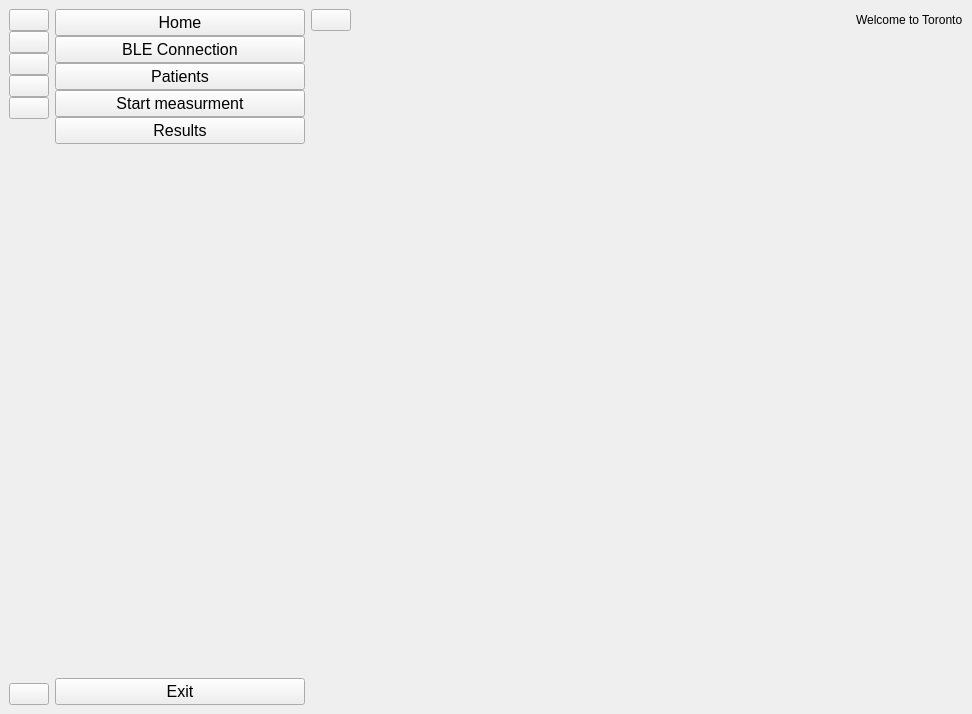
Before: the Qt Designer form package/main_app/gui.ui in ljengic/BLE_desktop_application, drawn with Qt 5.
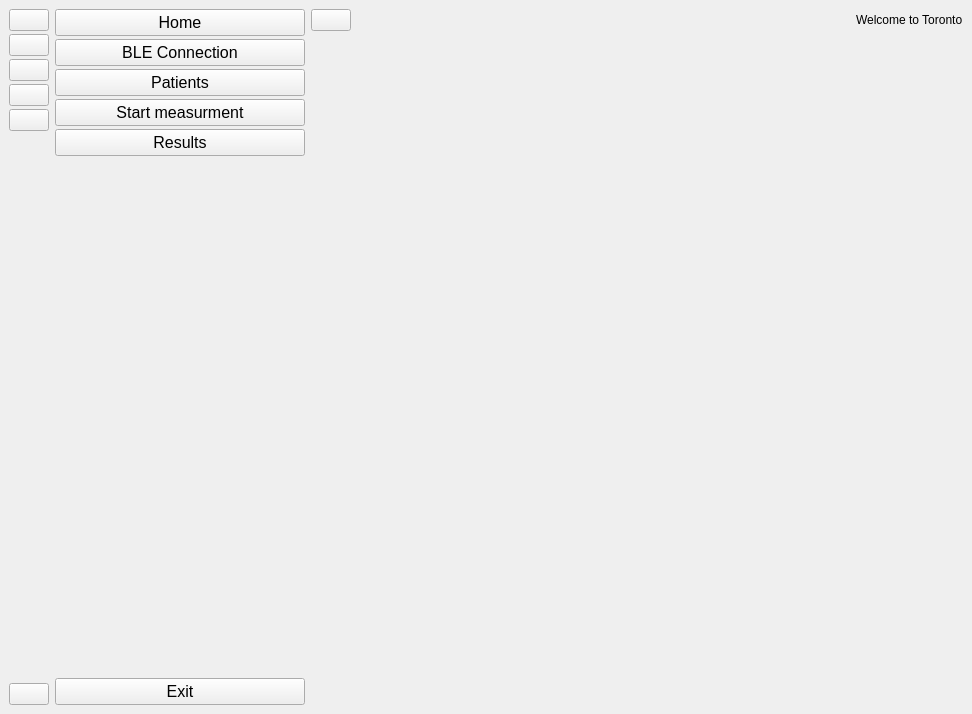
After: the same form once the commit is applied. Icons and pictures are not drawn.

Commit message: change Measure() constructor

```diff
--- a/package/main_app/gui.ui
+++ b/package/main_app/gui.ui
@@ -19,7 +19,7 @@
      <widget class="QWidget" name="menu_icons_only" native="true">
       <layout class="QVBoxLayout" name="verticalLayout_2">
        <property name="spacing">
-        <number>0</number>
+        <number>3</number>
        </property>
        <property name="leftMargin">
         <number>0</number>
@@ -36,7 +36,7 @@
        <item>
         <layout class="QVBoxLayout" name="verticalLayout">
          <property name="spacing">
-          <number>0</number>
+          <number>3</number>
          </property>
          <item>
           <widget class="QPushButton" name="btn_home_1">
@@ -204,7 +204,7 @@
       </property>
       <layout class="QVBoxLayout" name="verticalLayout_4">
        <property name="spacing">
-        <number>0</number>
+        <number>3</number>
        </property>
        <property name="leftMargin">
         <number>0</number>
@@ -221,7 +221,7 @@
        <item>
         <layout class="QVBoxLayout" name="verticalLayout_3">
          <property name="spacing">
-          <number>0</number>
+          <number>3</number>
          </property>
          <item>
           <widget class="QPushButton" name="btn_home_2">
@@ -449,7 +449,7 @@
         <widget class="QWidget" name="status_bar" native="true">
          <layout class="QHBoxLayout" name="horizontalLayout">
           <property name="spacing">
-           <number>0</number>
+           <number>3</number>
           </property>
           <property name="leftMargin">
            <number>0</number>
@@ -461,7 +461,7 @@
            <number>0</number>
           </property>
           <property name="bottomMargin">
-           <number>0</number>
+           <number>5</number>
           </property>
           <item>
            <widget class="QPushButton" name="btn_menu">
```
Left out of the diff: 2 changed lines with no effect on the pictures. The commit also changes 2 other files.
